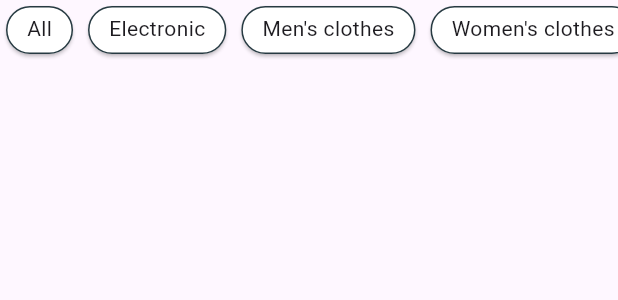
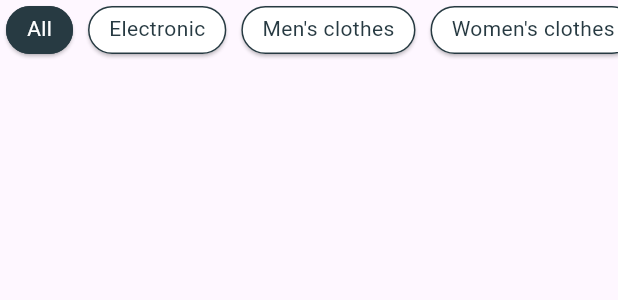
Before and after one commit to hanahatem1/store_app, a Flutter app: the ListViewCategories widget shown alone on an empty page, opened directly, on a phone screen of 412 x 824 dp. Shown: the top 300 px of the screen. Run offline on Flutter 3.47's test engine with Material 3 defaults, Android fonts, the phone set to English and light mode, and no system bars; our stand-ins replace another_flushbar, bloc, convex_bottom_bar, dio, equatable, flutter_bloc and 2 more; network calls fail.

Commit message:
fuctionlity of categories card

```diff
--- a/lib/features/home/presentation/widgets/custom_card_categories.dart
+++ b/lib/features/home/presentation/widgets/custom_card_categories.dart
@@ -2,20 +2,30 @@ import 'package:flutter/material.dart';
 import 'package:shopping_app/core/constant/app_colors.dart';
 
 class CustomCardCategories extends StatelessWidget {
-  const CustomCardCategories({super.key, required this.title});
+  const CustomCardCategories({super.key, required this.title, required this.isSelected,required this.onTap});
 
 final String title;
+final bool isSelected;
+final void Function()? onTap;
   @override
   Widget build(BuildContext context) {
-    return Card(
+    return GestureDetector(
+      onTap:onTap ,
+      child: Card(
         elevation: 1,
-      color: AppColors.cardColor,
+        color: isSelected ? AppColors.primaryColor : AppColors.cardColor,
         shape: RoundedRectangleBorder(
             borderRadius: BorderRadius.circular(16),
             side:const BorderSide(color: AppColors.primaryColor)),
         child: Padding(
           padding: const EdgeInsets.symmetric(horizontal: 14, vertical: 5),
-        child: Text(title),
+          child: Text(
+            title,
+            style: TextStyle(
+              color: isSelected ? AppColors.cardColor : AppColors.primaryColor
+            ),
+            ),
+        ),
       ),
     );
   }
--- a/lib/features/home/presentation/widgets/list_view_categories.dart
+++ b/lib/features/home/presentation/widgets/list_view_categories.dart
@@ -1,18 +1,25 @@
 import 'package:flutter/material.dart';
 import 'package:shopping_app/features/home/presentation/widgets/custom_card_categories.dart';
 
-class ListViewCategories extends StatelessWidget {
+class ListViewCategories extends StatefulWidget {
   const ListViewCategories({super.key});
 
   @override
-  Widget build(BuildContext context) {
-    final List<String> categories = [
+  State<ListViewCategories> createState() => _ListViewCategoriesState();
+}
+
+class _ListViewCategoriesState extends State<ListViewCategories> {
+   final List<String> categories = [
       'All',
       'Electronic',
       "Men's clothes",
       "Women's clothes",
       'Jewelry',
     ];
+     int selectedIndex=0;
+    @override
+  Widget build(BuildContext context) {
+
     return SizedBox(
       height: 40,
       child: ListView.builder(
@@ -21,7 +28,15 @@ class ListViewCategories extends StatelessWidget {
         itemBuilder: (context, index) {
           return Padding(
             padding: const EdgeInsets.only(right: 2),
-            child: CustomCardCategories(title: categories[index]),
+            child: CustomCardCategories(
+              title: categories[index],
+               isSelected: index==selectedIndex,
+              onTap: (){
+                setState(() {
+                  selectedIndex=index;
+                });
+              },
+              ),
           );
         },
       ),
```
Lines whose indentation alone changed are shown as unchanged.
